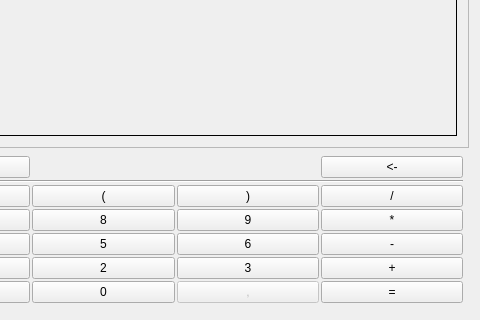
Old version of the form Calculator/mainwindow.ui in the repository tqqqqt/SimpleCalculator; both pictures show x 129 to 609 and y 186 to 506 of the 609 by 506 pixel window.
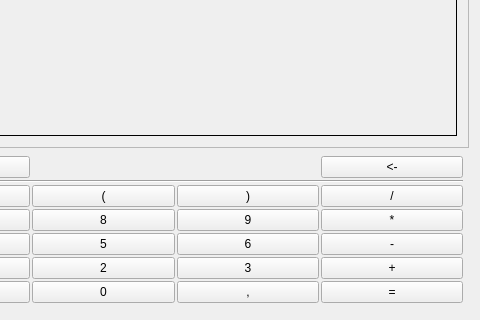
New version of the form.

What changed in the file:
```diff
--- a/Calculator/mainwindow.ui
+++ b/Calculator/mainwindow.ui
@@ -532,7 +532,7 @@
        <item row="6" column="2">
         <widget class="QPushButton" name="pushButton_dot">
          <property name="enabled">
-          <bool>false</bool>
+          <bool>true</bool>
          </property>
          <property name="font">
           <font>
```
